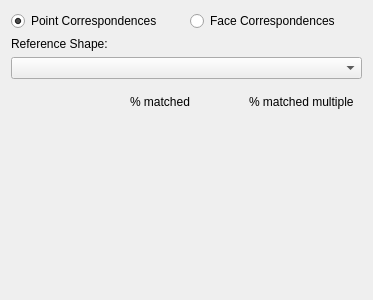
PeterZs/ShapeAnalyzer, file src/custom/tabs/CorrespondenceColoringTabWidget.ui: the form before one commit.
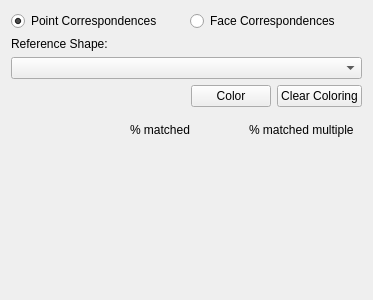
The form after the commit.

Patch:
```diff
--- a/src/custom/tabs/CorrespondenceColoringTabWidget.ui
+++ b/src/custom/tabs/CorrespondenceColoringTabWidget.ui
@@ -43,7 +43,38 @@
     </widget>
    </item>
    <item>
-    <widget class="QComboBox" name="comboBox"/>
+    <widget class="QComboBox" name="comboBoxReference"/>
+   </item>
+   <item>
+    <layout class="QHBoxLayout" name="horizontalLayout_2">
+     <item>
+      <spacer name="horizontalSpacer">
+       <property name="orientation">
+        <enum>Qt::Horizontal</enum>
+       </property>
+       <property name="sizeHint" stdset="0">
+        <size>
+         <width>40</width>
+         <height>20</height>
+        </size>
+       </property>
+      </spacer>
+     </item>
+     <item>
+      <widget class="QPushButton" name="buttonColor">
+       <property name="text">
+        <string>Color</string>
+       </property>
+      </widget>
+     </item>
+     <item>
+      <widget class="QPushButton" name="buttonClearColoring">
+       <property name="text">
+        <string>Clear Coloring</string>
+       </property>
+      </widget>
+     </item>
+    </layout>
    </item>
    <item>
     <layout class="QGridLayout" name="gridLayout">
```
Left out of the diff: 10 changed lines with no effect on the pictures.
